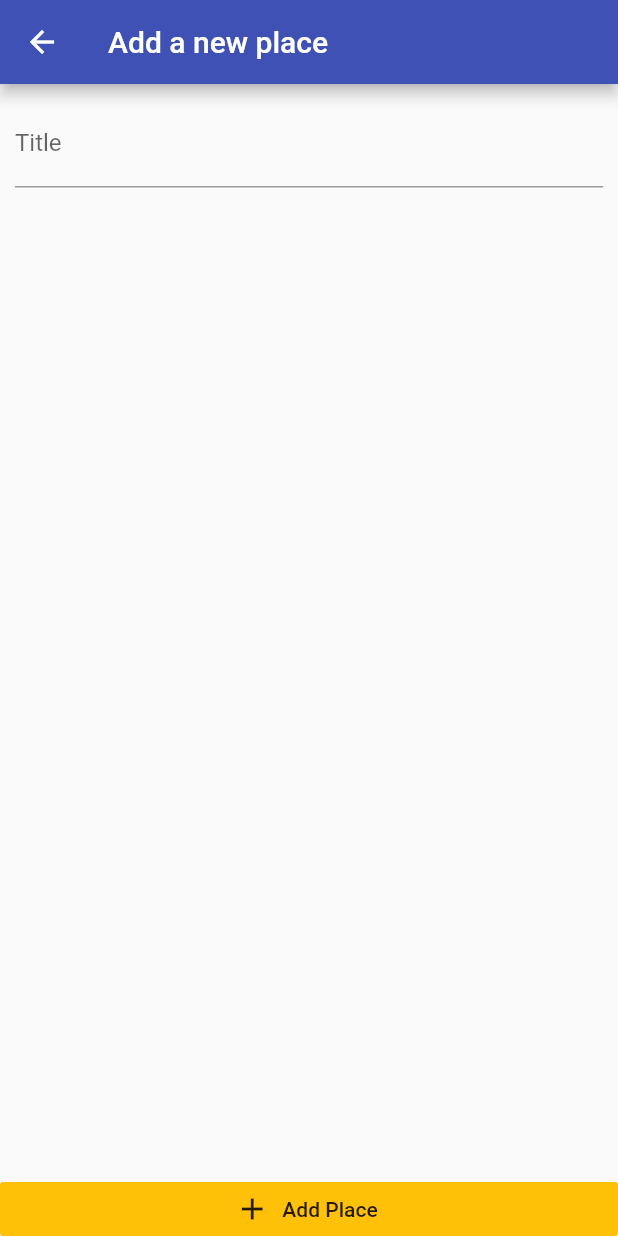
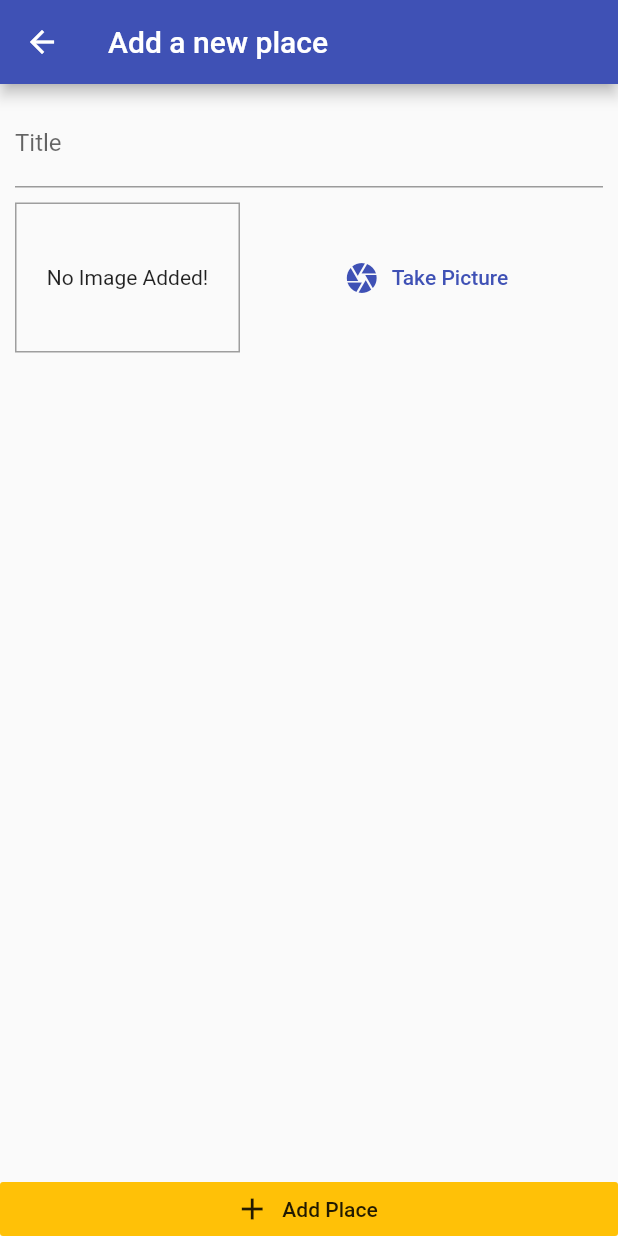
Before and after one commit to gauravxdhingra/PlacesToGo-Flutter, a Flutter app: the AddPlacesScreen screen opened by its route, on a phone screen of 412 x 824 dp. Run offline on Flutter 3.47's test engine with Material 2 defaults, Android fonts, the phone set to English and light mode, and no system bars.

Commit message:
Add Places

```diff
--- a/lib/screens/add_places_screen.dart
+++ b/lib/screens/add_places_screen.dart
@@ -1,4 +1,5 @@
 import 'package:flutter/material.dart';
+import 'package:placestogooo/widgets/image_input.dart';
 
 class AddPlacesScreen extends StatefulWidget {
   static const routeName = '/add-place';
@@ -33,11 +34,7 @@ class _AddPlacesScreenState extends State<AddPlacesScreen> {
                   SizedBox(
                     height: 10,
                   ),
-                  Container(),
-                  FlatButton(
-                    onPressed: () {},
-                    child: null,
-                  ),
+                  ImageInput(),
                 ],
               ),
             ),
--- a/lib/widgets/image_input.dart
+++ b/lib/widgets/image_input.dart
@@ -0,0 +1,53 @@
+import 'dart:io';
+
+import 'package:flutter/material.dart';
+
+class ImageInput extends StatefulWidget {
+  @override
+  _ImageInputState createState() => _ImageInputState();
+}
+
+class _ImageInputState extends State<ImageInput> {
+  File _storedImage;
+  @override
+  Widget build(BuildContext context) {
+    return Row(
+      children: <Widget>[
+        Container(
+          height: 100,
+          width: 150,
+          decoration: BoxDecoration(
+            border: Border.all(
+              width: 1,
+              color: Colors.grey,
+            ),
+          ),
+          child: _storedImage != null
+              ? Image.file(
+                  _storedImage,
+                  fit: BoxFit.cover,
+                  width: double.infinity,
+                )
+              : Text(
+                  'No Image Added!',
+                  textAlign: TextAlign.center,
+                ),
+          alignment: Alignment.center,
+        ),
+        SizedBox(
+          width: 10,
+        ),
+        Expanded(
+          child: FlatButton.icon(
+            icon: Icon(Icons.camera),
+            onPressed: () {},
+            label: Text(
+              'Take Picture',
+            ),
+            textColor: Theme.of(context).primaryColor,
+          ),
+        ),
+      ],
+    );
+  }
+}
```
